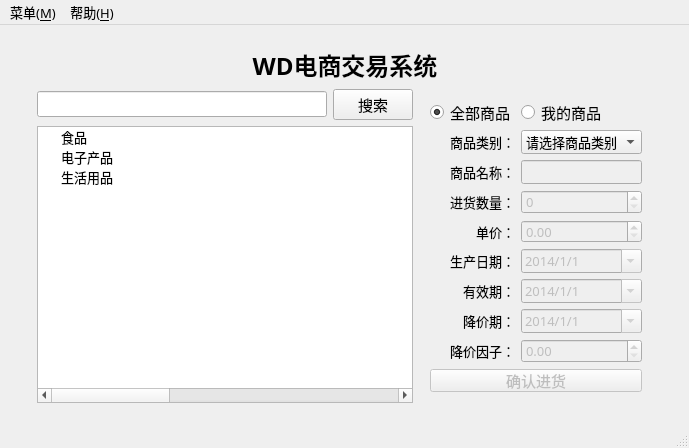
Before: the Qt Designer form WD_version1/mainwindow.ui in drcege/WD, drawn with Qt 5.
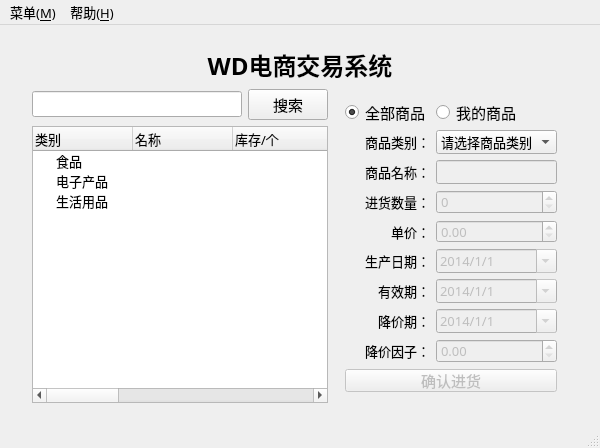
After: the same form once the commit is applied.

Commit message: fixed header, modified ID

```diff
--- a/WD_version1/mainwindow.ui
+++ b/WD_version1/mainwindow.ui
@@ -6,7 +6,7 @@
    <rect>
     <x>0</x>
     <y>0</y>
-    <width>689</width>
+    <width>600</width>
     <height>448</height>
    </rect>
   </property>
@@ -582,6 +582,9 @@
           <property name="defaultDropAction">
            <enum>Qt::IgnoreAction</enum>
           </property>
+          <property name="alternatingRowColors">
+           <bool>false</bool>
+          </property>
           <property name="rootIsDecorated">
            <bool>true</bool>
           </property>
@@ -595,14 +598,23 @@
            <bool>false</bool>
           </property>
           <property name="headerHidden">
-           <bool>true</bool>
+           <bool>false</bool>
           </property>
           <attribute name="headerVisible">
+           <bool>true</bool>
+          </attribute>
+          <attribute name="headerCascadingSectionResizes">
            <bool>false</bool>
           </attribute>
           <attribute name="headerHighlightSections">
            <bool>false</bool>
           </attribute>
+          <attribute name="headerShowSortIndicator" stdset="0">
+           <bool>false</bool>
+          </attribute>
+          <attribute name="headerStretchLastSection">
+           <bool>false</bool>
+          </attribute>
           <column>
            <property name="text">
             <string>类别</string>
@@ -1769,7 +1781,7 @@
     <rect>
      <x>0</x>
      <y>0</y>
-     <width>689</width>
+     <width>600</width>
      <height>23</height>
     </rect>
    </property>
```
Left out of the diff: 5 changed lines with no effect on the pictures. The commit also changes 3 other files.
